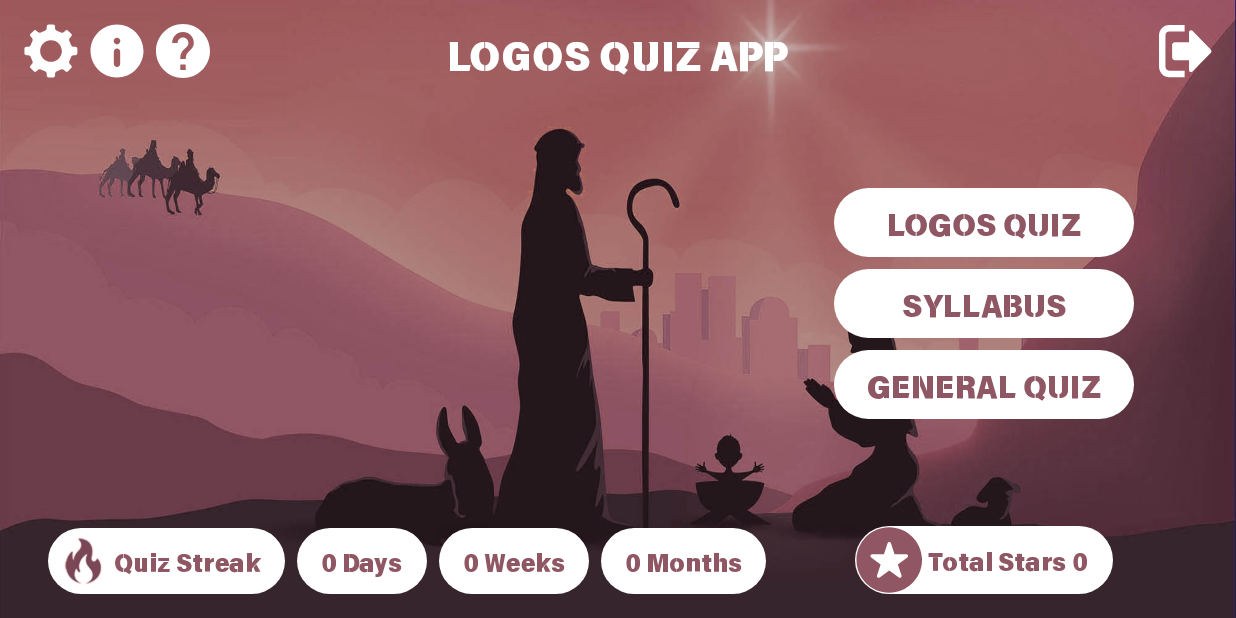
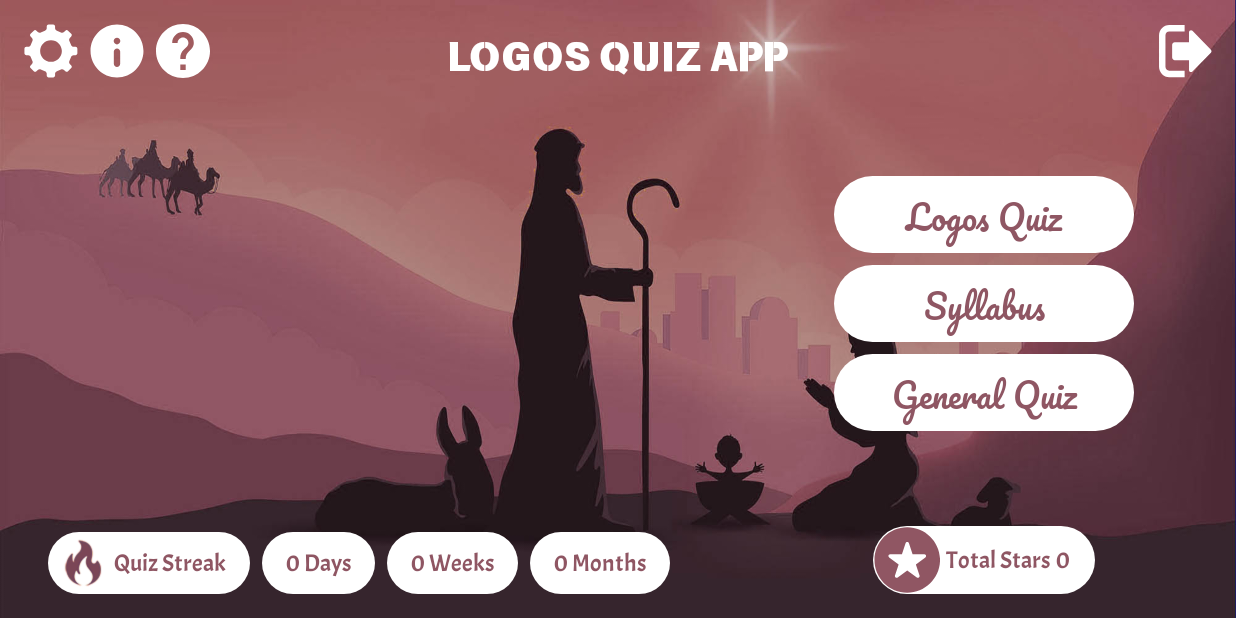
Before and after one commit to amalpben/LogosBibleQuizApp, an Android app: the HomePageActivity screen opened directly, with no data from a screen before it, on a phone screen of 824 x 412 dp (held sideways). Run offline under Robolectric (Android 15) with nearby library versions, the phone set to English and light mode, and no system bars.

Commit message:
Font changed

```diff
--- a/app/src/main/java/in/ecsolution/logosquiz/DownloadingSyllabus.kt
+++ b/app/src/main/java/in/ecsolution/logosquiz/DownloadingSyllabus.kt
@@ -237,7 +237,7 @@ class DataUpdater(private val context: Context) {
     fun runOneTimeCode() {
         dbHelper.createDataOfStar()
         scheduleWeeklyWorker(context)
-        scheduleGenQuizNotifications(context)
+//        scheduleGenQuizNotifications(context)
     }
 
 
--- a/app/src/main/res/layout/activity_home_page.xml
+++ b/app/src/main/res/layout/activity_home_page.xml
@@ -128,7 +128,7 @@
         <TextView
             android:layout_width="wrap_content"
             android:layout_height="wrap_content"
-            android:fontFamily="@font/aerospace_bold"
+            android:fontFamily="@font/acme_regular"
             android:paddingVertical="10dp"
             android:paddingHorizontal="4dp"
             android:text="Total Stars"
@@ -139,7 +139,7 @@
             android:layout_width="wrap_content"
             android:layout_height="wrap_content"
             android:text="55"
-            android:fontFamily="@font/aerospace_bold"
+            android:fontFamily="@font/acme_regular"
             android:textSize="16sp"
             android:paddingEnd="16dp"
             android:textColor="@color/tertiary"/>
@@ -158,17 +158,17 @@
         <TextView
             android:id="@+id/playLogos"
             style="@style/homeButtonMain"
-            android:text="LOGOS QUIZ" />
+            android:text="Logos Quiz" />
 
         <TextView
             android:id="@+id/syllabusLogos"
             style="@style/homeButtonMain"
-            android:text="SYLLABUS" />
+            android:text="Syllabus" />
 
         <TextView
             android:id="@+id/playGeneral"
             style="@style/homeButtonMain"
-            android:text="GENERAL QUIZ" />
+            android:text="General Quiz" />
     </LinearLayout>
 
     <RelativeLayout
--- a/app/src/main/res/values/style.xml
+++ b/app/src/main/res/values/style.xml
@@ -12,8 +12,8 @@
         <item name="backgroundTint">@color/transparent</item>
     </style>
     <style name="homeButtonMain">
-        <item name="android:fontFamily">@font/aerospace_bold</item>
-        <item name="android:textSize">20dp</item>
+        <item name="android:fontFamily">@font/pacifico_regular</item>
+        <item name="android:textSize">22dp</item>
         <item name="android:layout_marginBottom">8dp</item>
         <item name="android:layout_width">200dp</item>
         <item name="android:layout_height">wrap_content</item>
@@ -21,12 +21,13 @@
         <item name="android:textAlignment">center</item>
         <item name="android:textColor">@color/tertiary</item>
         <item name="android:paddingHorizontal">12dp</item>
-        <item name="android:paddingVertical">8dp</item>
+        <item name="android:paddingVertical">4dp</item>
         <item name="android:clickable">true</item>
+        <item name="android:fontWeight">700</item>
     </style>
     <style name="homeTextInfo">
         <item name="android:background">@drawable/bg_white_all_round</item>
-        <item name="fontFamily">@font/aerospace_bold</item>
+        <item name="fontFamily">@font/acme_regular</item>
         <item name="android:layout_width">wrap_content</item>
         <item name="android:layout_height">wrap_content</item>
         <item name="android:paddingVertical">10dp</item>
@@ -34,6 +35,7 @@
         <item name="android:textColor">@color/tertiary</item>
         <item name="android:textSize">16dp</item>
         <item name="android:layout_marginRight">8dp</item>
+        <item name="android:fontWeight">700</item>
     </style>
     <style name="syllabusImageView">
         <item name="android:layout_width">130dp</item>
@@ -85,7 +87,7 @@
         <item name="android:layout_height">wrap_content</item>
         <item name="android:textColor">@color/white</item>
         <item name="android:textSize">18dp</item>
-        <item name="android:fontFamily">@font/aerospace_bold</item>
+        <item name="android:fontFamily">@font/acme_regular</item>
         <item name="android:layout_marginBottom">8dp</item>
         <item name="android:textAlignment">center</item>
     </style>
@@ -119,7 +121,7 @@
     <style name="GenQuizCardLayout2Txt">
         <item name="android:layout_width">wrap_content</item>
         <item name="android:layout_height">wrap_content</item>
-        <item name="android:fontFamily">@font/aerospace_bold</item>
+        <item name="android:fontFamily">@font/acme_regular</item>
         <item name="android:paddingHorizontal">8dp</item>
         <item name="android:textColor">@color/secondary</item>
         <item name="android:textSize">16dp</item>
```
Also changed, not shown: app/src/main/java/in/ecsolution/logosquiz/workerGquizNotification.kt (+110 -110 lines), app/src/main/res/font/acme_regular.ttf (added), app/src/main/res/font/pacifico_regular.ttf (added).
